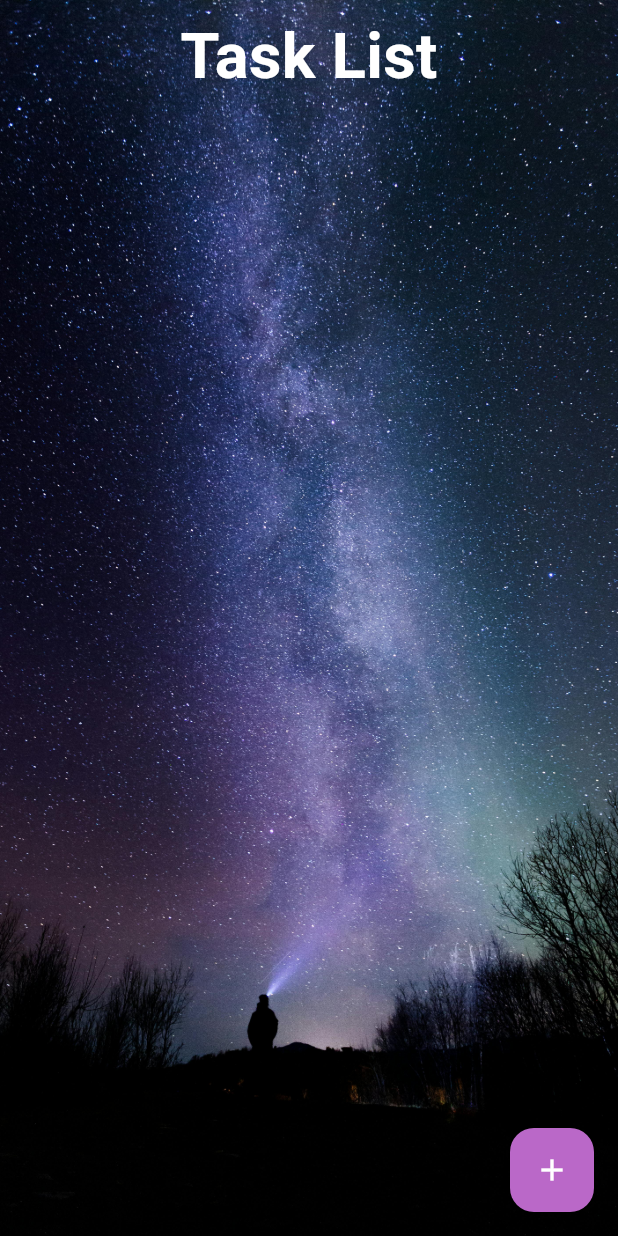
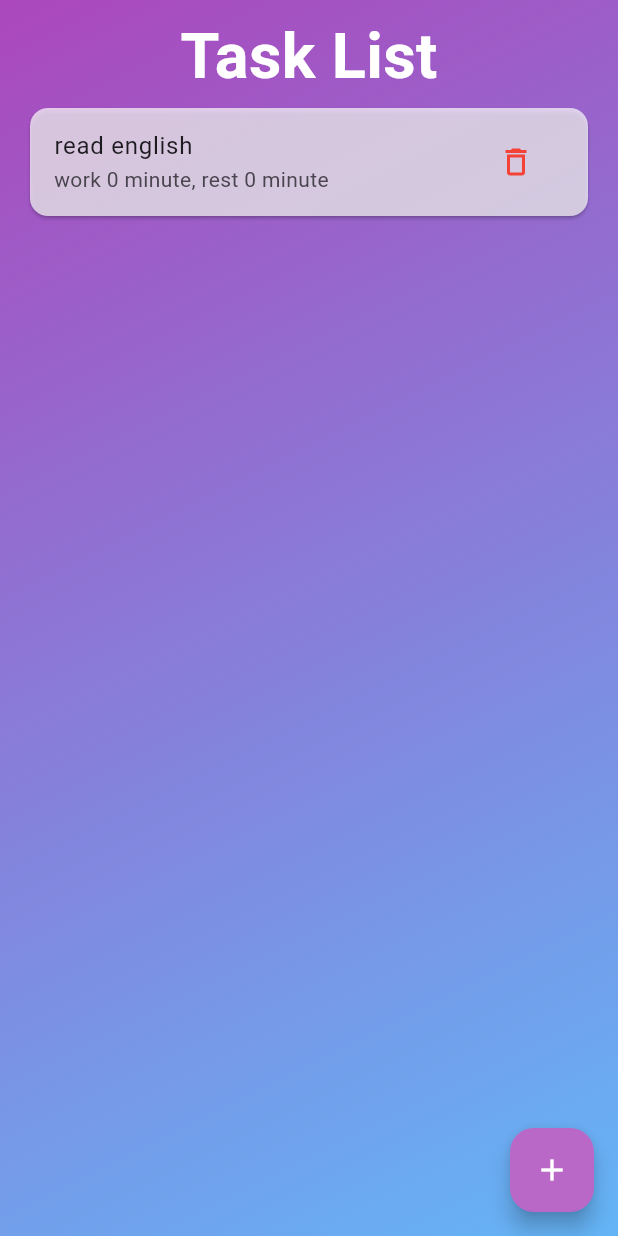
Before and after one commit to Quanchen0520/tomato_project, a Flutter app: the Taskpage screen opened directly, on a phone screen of 412 x 824 dp. Run offline on Flutter 3.47's test engine with Material 3 defaults, Android fonts, the light colour scheme and no system bars; our stand-ins replace audioplayers, shared_preferences; accounts and stored records are empty.

Commit message:
tomato_project

```diff
--- a/lib/TaskPage.dart
+++ b/lib/TaskPage.dart
@@ -13,15 +13,15 @@ class _TaskpageState extends State<Taskpage> {
     return Scaffold(
       body: Container(
         decoration: BoxDecoration(
-          image: DecorationImage(
-            image: AssetImage('assets/space.jpg'), // 放在 assets 資料夾
-            fit: BoxFit.cover, // 可選：cover、contain、fill
+          // image: DecorationImage(
+          //   image: AssetImage('assets/space.jpg'), // 放在 assets 資料夾
+          //   fit: BoxFit.cover, // 可選：cover、contain、fill
+          // ),
+          gradient: LinearGradient(
+            begin: Alignment.topLeft,
+            end: Alignment.bottomRight,
+            colors: [Colors.purple.shade400, Colors.blue.shade300],
           ),
-          // gradient: LinearGradient(
-          //   begin: Alignment.topLeft,
-          //   end: Alignment.bottomRight,
-          //   colors: [Colors.purple.shade400, Colors.blue.shade300],
-          // ),
         ),
         child: SafeArea(
           child: Center(
@@ -36,6 +36,23 @@ class _TaskpageState extends State<Taskpage> {
                     color: Colors.white,
                   ),
                 ),
+                Container(
+                  margin: EdgeInsets.symmetric(horizontal: 16),
+                  child: Card(
+                    color: Colors.white70,
+                    child: ListTile(
+                      title: Text("read english"),
+                      subtitle: Text("work 0 minute, rest 0 minute"),
+                      trailing: IconButton(
+                        icon: Icon(
+                          Icons.delete_outline,
+                          color: Colors.red,
+                        ),
+                        onPressed: () async {},
+                      ),
+                    ),
+                  ),
+                )
               ],
             ),
           ),
--- a/lib/main.dart
+++ b/lib/main.dart
@@ -1,6 +1,7 @@
 import 'package:flutter/material.dart';
 import 'package:flutter/services.dart';
 import 'package:tomato_project/AppPageController.dart';
+import 'package:tomato_project/BackgroundSettingPage.dart';
 import 'package:tomato_project/HomePage.dart';
 import 'package:tomato_project/LoginPage.dart';
 import 'package:tomato_project/RegisterPage.dart';
@@ -28,6 +29,7 @@ class MyApp extends StatelessWidget {
         '/register': (context) => RegisterPage(),
         '/home': (context) => Apppagecontroller(),
         '/setting': (context) => Settingpage(),
+        '/BackgroundSetting': (context) => Backgroundsettingpage()
       },
     );
   }
```
Also changed, not shown: lib/BackgroundSettingPage.dart (added, +23 -0 lines), lib/LoginPage.dart (+11 -7 lines), lib/SettingPage.dart (+39 -2 lines).
